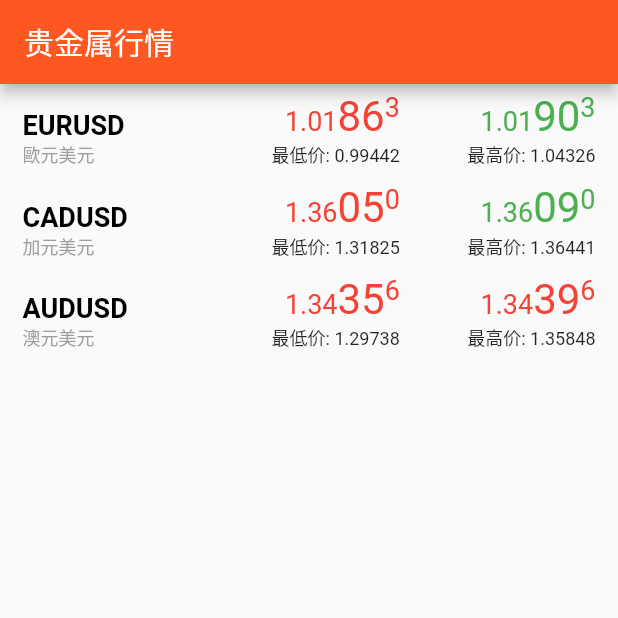
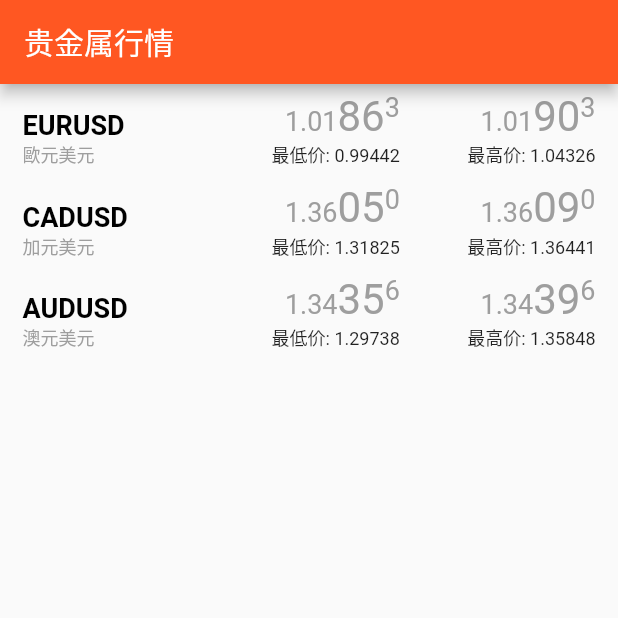
Before and after one commit to carlosxl/teaser, a Flutter app: the screen it shows after launch, on a phone screen of 412 x 824 dp, the top half of it. Run offline on Flutter 3.47's test engine with Material 2 defaults, Android fonts, the phone set to English and light mode, and no system bars; our stand-ins replace flutter_redux, redux.

Commit message:
Control tick colors by store

```diff
--- a/lib/main.dart
+++ b/lib/main.dart
@@ -69,12 +69,15 @@ class MyApp extends StatelessWidget {
 class MarketDataScreen extends StatelessWidget {
   @override
   Widget build(BuildContext context) {
-    return new StoreConnector<PricesState, List<ContractPrice>>(
+    return new StoreConnector<PricesState, Map<String, ContractPrice>>(
         converter: (store) => store.state.contractPrices,
-        builder: (BuildContext context, List<ContractPrice> contractPrices) {
+        builder:
+            (BuildContext context, Map<String, ContractPrice> contractPrices) {
           return new ListView(
             children: contractPrices
-                .map((contractPrice) => MarketDataRow(contractPrice))
+                .map((k, contractPrice) =>
+                    MapEntry(k, MarketDataRow(contractPrice)))
+                .values
                 .toList(),
           );
         });
@@ -102,12 +105,13 @@ class MarketDataRow extends StatelessWidget {
           )),
           new Container(
             padding: EdgeInsets.symmetric(horizontal: 30.0),
-            child: new PriceColumn(contractPrice.bid, contractPrice.low, '最低价'),
+            child: new PriceColumn(contractPrice.bid, contractPrice.low, '最低价',
+                contractPrice.tickDiff),
           ),
           new Container(
             padding: EdgeInsets.symmetric(horizontal: 15.0),
-            child:
-                new PriceColumn(contractPrice.ask, contractPrice.high, '最高价'),
+            child: new PriceColumn(contractPrice.ask, contractPrice.high, '最高价',
+                contractPrice.tickDiff),
           ),
         ],
       ),
@@ -145,15 +149,17 @@ class PriceColumn extends StatelessWidget {
 
   final String _bottomPrice;
   final String _bottomPriceLabel;
+  final TickDiff _tickDiff;
 
-  PriceColumn(this._mainPrice, this._bottomPrice, this._bottomPriceLabel);
+  PriceColumn(this._mainPrice, this._bottomPrice, this._bottomPriceLabel,
+      this._tickDiff);
 
   @override
   Widget build(BuildContext context) {
     return new Column(
       crossAxisAlignment: CrossAxisAlignment.end,
       children: <Widget>[
-        new MainPrice(_mainPrice),
+        new MainPrice(_mainPrice, _tickDiff),
         new Text(
           _bottomPriceLabel + ': ' + _bottomPrice,
           style: new TextStyle(
@@ -171,9 +177,11 @@ class MainPrice extends StatelessWidget {
   final SplitedPrice splited;
   final Color color;
 
-  MainPrice(this.price)
+  MainPrice(this.price, tickDiff)
       : splited = SplitedPrice(price),
-        color = rng.nextInt(2) == 0 ? Colors.red : Colors.green;
+        color = tickDiff == TickDiff.NotChanged
+            ? Colors.grey
+            : tickDiff == TickDiff.Increased ? Colors.red : Colors.green;
 
   @override
   Widget build(BuildContext context) {
--- a/lib/redux.dart
+++ b/lib/redux.dart
@@ -3,56 +3,59 @@ import 'dart:math';
 var random = Random();
 
 enum Actions { Refresh }
+enum TickDiff { Increased, Decreased, NotChanged }
+
+const contracts = [
+  ['EURUSD', '歐元美元'],
+  ['CADUSD', '加元美元'],
+  ['AUDUSD', '澳元美元'],
+];
 
 class PricesState {
-  final List<ContractPrice> contractPrices;
+  final Map<String, ContractPrice> contractPrices;
 
   PricesState({this.contractPrices});
 
-  factory PricesState.initial() => PricesState(
-        contractPrices: <ContractPrice>[
-          ContractPrice.random(
-            contractName: 'EURUSD',
-            contractNameLocal: '歐元美元',
-          ),
-          ContractPrice.random(
-            contractName: 'CADUSD',
-            contractNameLocal: '加元美元',
-          ),
-          ContractPrice.random(
-            contractName: 'AUDUSD',
-            contractNameLocal: '澳元美元',
-          ),
-        ],
+  factory PricesState.initial() {
+    Map<String, ContractPrice> _contractPrices = {};
+    for (List<String> pair in contracts) {
+      _contractPrices[pair[0]] = ContractPrice.random(
+        contractName: pair[0],
+        contractNameLocal: pair[1],
       );
+    }
+    return PricesState(contractPrices: _contractPrices);
+  }
 
   factory PricesState.randomTick(PricesState prev) {
-    List<ContractPrice> newContractPrices = [];
+    Map<String, ContractPrice> newContractPrices = {};
     bool changed;
 
-    for (ContractPrice p in prev.contractPrices) {
+    prev.contractPrices.forEach((k, v) {
       changed = random.nextBool();
 
       if (changed) {
-        newContractPrices.add(ContractPrice.nextTick(prev: p));
+        newContractPrices[k] = ContractPrice.nextTick(prev: v);
       } else {
-        newContractPrices.add(p);
+        newContractPrices[k] = v;
       }
-    }
+    });
 
     return PricesState(contractPrices: newContractPrices);
   }
 }
 
 class ContractPrice {
-  final String contractName, contractNameLocal;
-  final double _bid, _high, _low;
   static const double basicMean = 1.0000;
   static const double floatMean = 0.5;
   static const double variance = 0.05;
   static const double spread = 0.0004;
   static const double tickDiffMean = 0.0003;
   static const int fixedDigits = 5;
+
+  final String contractName, contractNameLocal;
+  final double _bid, _high, _low;
+  final TickDiff tickDiff;
 
   get bid => _bid.toStringAsFixed(5);
   get ask => (_bid + spread).toStringAsFixed(fixedDigits);
@@ -65,6 +68,7 @@ class ContractPrice {
     this._low, {
     this.contractName,
     this.contractNameLocal,
+    this.tickDiff = TickDiff.NotChanged,
   });
 
   factory ContractPrice.random(
@@ -87,7 +91,9 @@ class ContractPrice {
 
   factory ContractPrice.nextTick({ContractPrice prev}) {
     double diff = tickDiffMean * (random.nextDouble() - 0.5);
-    double bid = double.parse(prev.bid), high = double.parse(prev.high), low = double.parse(prev.low);
+    double bid = double.parse(prev.bid),
+        high = double.parse(prev.high),
+        low = double.parse(prev.low);
 
     bid = bid + diff;
     high = bid > high ? bid : high;
@@ -99,8 +105,12 @@ class ContractPrice {
       low,
       contractName: prev.contractName,
       contractNameLocal: prev.contractNameLocal,
+      tickDiff: diff > 0
+          ? TickDiff.Increased
+          : (diff == 0 ? TickDiff.NotChanged : TickDiff.Decreased),
     );
   }
 }
 
-PricesState reducer(PricesState state, dynamic action) => PricesState.randomTick(state);
+PricesState reducer(PricesState state, dynamic action) =>
+    PricesState.randomTick(state);
```
